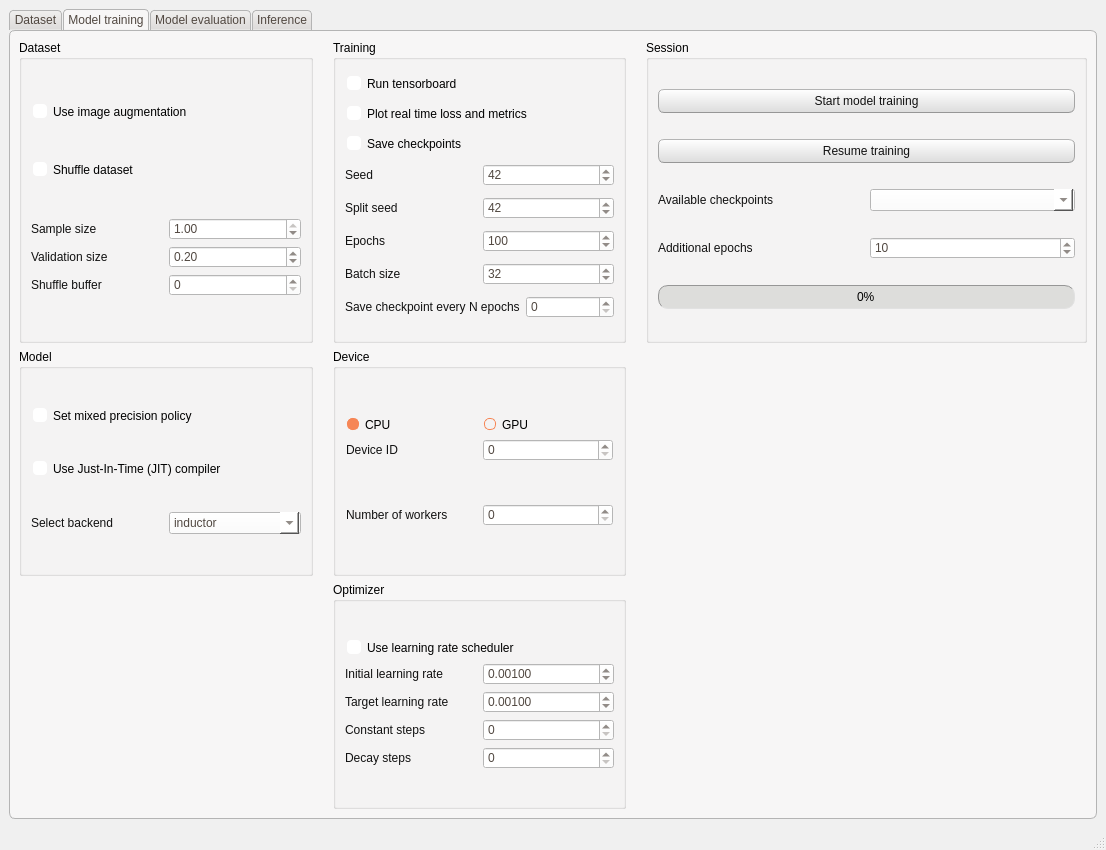
This is FEXT/commons/interface/layout/window_layout.ui in CTCycle/FEXT-Autoencoder as Qt 5 draws it before an edit. The edited form follows.
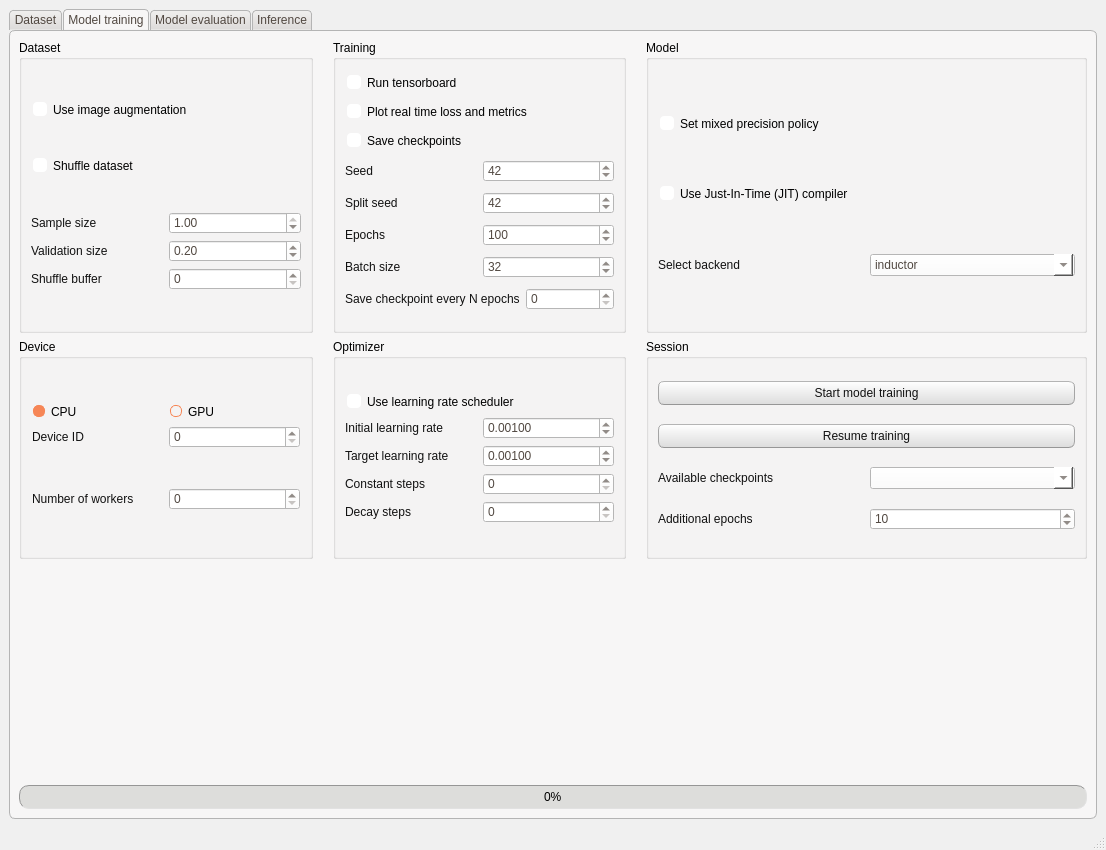
This is the edited form.

Commit message: added progress callbacks into functions

The edit to the form file:
```diff
--- a/FEXT/commons/interface/layout/window_layout.ui
+++ b/FEXT/commons/interface/layout/window_layout.ui
@@ -674,315 +674,6 @@
           <property name="horizontalSpacing">
            <number>20</number>
           </property>
-          <item row="1" column="0">
-           <widget class="QGroupBox" name="groupBox_5">
-            <property name="title">
-             <string>Model</string>
-            </property>
-            <layout class="QVBoxLayout" name="verticalLayout_16">
-             <item>
-              <widget class="QCheckBox" name="mixedPrecision">
-               <property name="text">
-                <string>Set mixed precision policy</string>
-               </property>
-              </widget>
-             </item>
-             <item>
-              <widget class="QCheckBox" name="compileJIT">
-               <property name="text">
-                <string>Use Just-In-Time (JIT) compiler</string>
-               </property>
-              </widget>
-             </item>
-             <item>
-              <layout class="QHBoxLayout" name="horizontalLayout_21">
-               <item>
-                <widget class="QLabel" name="label_15">
-                 <property name="text">
-                  <string>Select backend</string>
-                 </property>
-                </widget>
-               </item>
-               <item>
-                <widget class="QComboBox" name="backendJIT">
-                 <property name="currentText">
-                  <string>inductor</string>
-                 </property>
-                 <property name="currentIndex">
-                  <number>3</number>
-                 </property>
-                 <item>
-                  <property name="text">
-                   <string>eager</string>
-                  </property>
-                 </item>
-                 <item>
-                  <property name="text">
-                   <string>aot_eager</string>
-                  </property>
-                 </item>
-                 <item>
-                  <property name="text">
-                   <string>aot_cudagraphs</string>
-                  </property>
-                 </item>
-                 <item>
-                  <property name="text">
-                   <string>inductor</string>
-                  </property>
-                 </item>
-                 <item>
-                  <property name="text">
-                   <string>nvprims_nvfuser</string>
-                  </property>
-                 </item>
-                 <item>
-                  <property name="text">
-                   <string>xla</string>
-                  </property>
-                 </item>
-                </widget>
-               </item>
-              </layout>
-             </item>
-            </layout>
-           </widget>
-          </item>
-          <item row="2" column="1">
-           <widget class="QGroupBox" name="groupBox_6">
-            <property name="title">
-             <string>Optimizer</string>
-            </property>
-            <layout class="QVBoxLayout" name="verticalLayout_17">
-             <item>
-              <layout class="QVBoxLayout" name="verticalLayout_6">
-               <item>
-                <widget class="QCheckBox" name="useScheduler">
-                 <property name="text">
-                  <string>Use learning rate scheduler</string>
-                 </property>
-                </widget>
-               </item>
-               <item>
-                <layout class="QHBoxLayout" name="horizontalLayout_18">
-                 <item>
-                  <widget class="QLabel" name="label_11">
-                   <property name="text">
-                    <string>Initial learning rate</string>
-                   </property>
-                  </widget>
-                 </item>
-                 <item>
-                  <widget class="QDoubleSpinBox" name="initialLearningRate">
-                   <property name="decimals">
-                    <number>5</number>
-                   </property>
-                   <property name="singleStep">
-                    <double>0.000100000000000</double>
-                   </property>
-                   <property name="value">
-                    <double>0.001000000000000</double>
-                   </property>
-                  </widget>
-                 </item>
-                </layout>
-               </item>
-               <item>
-                <layout class="QHBoxLayout" name="horizontalLayout_17">
-                 <item>
-                  <widget class="QLabel" name="label_14">
-                   <property name="text">
-                    <string>Target learning rate</string>
-                   </property>
-                  </widget>
-                 </item>
-                 <item>
-                  <widget class="QDoubleSpinBox" name="targetLearningRate">
-                   <property name="decimals">
-                    <number>5</number>
-                   </property>
-                   <property name="singleStep">
-                    <double>0.000100000000000</double>
-                   </property>
-                   <property name="value">
-                    <double>0.001000000000000</double>
-                   </property>
-                  </widget>
-                 </item>
-                </layout>
-               </item>
-               <item>
-                <layout class="QHBoxLayout" name="horizontalLayout_15">
-                 <item>
-                  <widget class="QLabel" name="label_12">
-                   <property name="text">
-                    <string>Constant steps</string>
-                   </property>
-                  </widget>
-                 </item>
-                 <item>
-                  <widget class="QSpinBox" name="constantSteps"/>
-                 </item>
-                </layout>
-               </item>
-               <item>
-                <layout class="QHBoxLayout" name="horizontalLayout_14">
-                 <item>
-                  <widget class="QLabel" name="label_13">
-                   <property name="text">
-                    <string>Decay steps</string>
-                   </property>
-                  </widget>
-                 </item>
-                 <item>
-                  <widget class="QSpinBox" name="decaySteps"/>
-                 </item>
-                </layout>
-               </item>
-              </layout>
-             </item>
-            </layout>
-           </widget>
-          </item>
-          <item row="1" column="1">
-           <widget class="QGroupBox" name="groupBox_2">
-            <property name="title">
-             <string>Device</string>
-            </property>
-            <layout class="QVBoxLayout" name="verticalLayout_14">
-             <property name="leftMargin">
-              <number>10</number>
-             </property>
-             <property name="topMargin">
-              <number>10</number>
-             </property>
-             <property name="rightMargin">
-              <number>10</number>
-             </property>
-             <property name="bottomMargin">
-              <number>10</number>
-             </property>
-             <item>
-              <layout class="QVBoxLayout" name="verticalLayout_18">
-               <item>
-                <layout class="QHBoxLayout" name="horizontalLayout_8">
-                 <item>
-                  <widget class="QRadioButton" name="setCPU">
-                   <property name="text">
-                    <string>CPU</string>
-                   </property>
-                   <property name="checked">
-                    <bool>true</bool>
-                   </property>
-                  </widget>
-                 </item>
-                 <item>
-                  <widget class="QRadioButton" name="setGPU">
-                   <property name="text">
-                    <string>GPU</string>
-                   </property>
-                  </widget>
-                 </item>
-                </layout>
-               </item>
-               <item>
-                <layout class="QHBoxLayout" name="horizontalLayout_23">
-                 <item>
-                  <widget class="QLabel" name="label_5">
-                   <property name="text">
-                    <string>Device ID</string>
-                   </property>
-                  </widget>
-                 </item>
-                 <item>
-                  <widget class="QSpinBox" name="deviceID"/>
-                 </item>
-                </layout>
-               </item>
-              </layout>
-             </item>
-             <item>
-              <layout class="QHBoxLayout" name="horizontalLayout_13">
-               <item>
-                <widget class="QLabel" name="label_10">
-                 <property name="text">
-                  <string>Number of workers</string>
-                 </property>
-                </widget>
-               </item>
-               <item>
-                <widget class="QSpinBox" name="numWorkers"/>
-               </item>
-              </layout>
-             </item>
-            </layout>
-           </widget>
-          </item>
-          <item row="0" column="2">
-           <widget class="QGroupBox" name="groupBox_8">
-            <property name="title">
-             <string>Session</string>
-            </property>
-            <layout class="QVBoxLayout" name="verticalLayout_9">
-             <item>
-              <widget class="QPushButton" name="startTraining">
-               <property name="text">
-                <string>Start model training</string>
-               </property>
-              </widget>
-             </item>
-             <item>
-              <widget class="QPushButton" name="resumeTraining">
-               <property name="text">
-                <string>Resume training</string>
-               </property>
-              </widget>
-             </item>
-             <item>
-              <layout class="QHBoxLayout" name="horizontalLayout_20">
-               <item>
-                <widget class="QLabel" name="label_19">
-                 <property name="text">
-                  <string>Available checkpoints</string>
-                 </property>
-                </widget>
-               </item>
-               <item>
-                <widget class="QComboBox" name="checkpointsList"/>
-               </item>
-              </layout>
-             </item>
-             <item>
-              <layout class="QHBoxLayout" name="horizontalLayout_10">
-               <item>
-                <widget class="QLabel" name="label_7">
-                 <property name="text">
-                  <string>Additional epochs</string>
-                 </property>
-                </widget>
-               </item>
-               <item>
-                <widget class="QSpinBox" name="numAdditionalEpochs">
-                 <property name="maximum">
-                  <number>1000000</number>
-                 </property>
-                 <property name="value">
-                  <number>10</number>
-                 </property>
-                </widget>
-               </item>
-              </layout>
-             </item>
-             <item>
-              <widget class="QProgressBar" name="trainingProgressBar">
-               <property name="value">
-                <number>0</number>
-               </property>
-              </widget>
-             </item>
-            </layout>
-           </widget>
-          </item>
           <item row="0" column="1">
            <widget class="QGroupBox" name="groupBox_4">
             <property name="title">
@@ -1197,8 +888,317 @@
             </layout>
            </widget>
           </item>
+          <item row="1" column="2">
+           <widget class="QGroupBox" name="groupBox_8">
+            <property name="title">
+             <string>Session</string>
+            </property>
+            <layout class="QVBoxLayout" name="verticalLayout_9">
+             <item>
+              <widget class="QPushButton" name="startTraining">
+               <property name="text">
+                <string>Start model training</string>
+               </property>
+              </widget>
+             </item>
+             <item>
+              <widget class="QPushButton" name="resumeTraining">
+               <property name="text">
+                <string>Resume training</string>
+               </property>
+              </widget>
+             </item>
+             <item>
+              <layout class="QHBoxLayout" name="horizontalLayout_20">
+               <item>
+                <widget class="QLabel" name="label_19">
+                 <property name="text">
+                  <string>Available checkpoints</string>
+                 </property>
+                </widget>
+               </item>
+               <item>
+                <widget class="QComboBox" name="checkpointsList"/>
+               </item>
+              </layout>
+             </item>
+             <item>
+              <layout class="QHBoxLayout" name="horizontalLayout_10">
+               <item>
+                <widget class="QLabel" name="label_7">
+                 <property name="text">
+                  <string>Additional epochs</string>
+                 </property>
+                </widget>
+               </item>
+               <item>
+                <widget class="QSpinBox" name="numAdditionalEpochs">
+                 <property name="maximum">
+                  <number>1000000</number>
+                 </property>
+                 <property name="value">
+                  <number>10</number>
+                 </property>
+                </widget>
+               </item>
+              </layout>
+             </item>
+            </layout>
+           </widget>
+          </item>
+          <item row="0" column="2">
+           <widget class="QGroupBox" name="groupBox_5">
+            <property name="title">
+             <string>Model</string>
+            </property>
+            <layout class="QVBoxLayout" name="verticalLayout_16">
+             <item>
+              <widget class="QCheckBox" name="mixedPrecision">
+               <property name="text">
+                <string>Set mixed precision policy</string>
+               </property>
+              </widget>
+             </item>
+             <item>
+              <widget class="QCheckBox" name="compileJIT">
+               <property name="text">
+                <string>Use Just-In-Time (JIT) compiler</string>
+               </property>
+              </widget>
+             </item>
+             <item>
+              <layout class="QHBoxLayout" name="horizontalLayout_21">
+               <item>
+                <widget class="QLabel" name="label_15">
+                 <property name="text">
+                  <string>Select backend</string>
+                 </property>
+                </widget>
+               </item>
+               <item>
+                <widget class="QComboBox" name="backendJIT">
+                 <property name="currenttext">
+                  <string>inductor</string>
+                 </property>
+                 <property name="currentIndex">
+                  <number>3</number>
+                 </property>
+                 <item>
+                  <property name="text">
+                   <string>eager</string>
+                  </property>
+                 </item>
+                 <item>
+                  <property name="text">
+                   <string>aot_eager</string>
+                  </property>
+                 </item>
+                 <item>
+                  <property name="text">
+                   <string>aot_cudagraphs</string>
+                  </property>
+                 </item>
+                 <item>
+                  <property name="text">
+                   <string>inductor</string>
+                  </property>
+                 </item>
+                 <item>
+                  <property name="text">
+                   <string>nvprims_nvfuser</string>
+                  </property>
+                 </item>
+                 <item>
+                  <property name="text">
+                   <string>xla</string>
+                  </property>
+                 </item>
+                </widget>
+               </item>
+              </layout>
+             </item>
+            </layout>
+           </widget>
+          </item>
+          <item row="1" column="0">
+           <widget class="QGroupBox" name="groupBox_2">
+            <property name="title">
+             <string>Device</string>
+            </property>
+            <layout class="QVBoxLayout" name="verticalLayout_14">
+             <property name="leftMargin">
+              <number>10</number>
+             </property>
+             <property name="topMargin">
+              <number>10</number>
+             </property>
+             <property name="rightMargin">
+              <number>10</number>
+             </property>
+             <property name="bottomMargin">
+              <number>10</number>
+             </property>
+             <item>
+              <layout class="QVBoxLayout" name="verticalLayout_18">
+               <item>
+                <layout class="QHBoxLayout" name="horizontalLayout_8">
+                 <item>
+                  <widget class="QRadioButton" name="setCPU">
+                   <property name="text">
+                    <string>CPU</string>
+                   </property>
+                   <property name="checked">
+                    <bool>true</bool>
+                   </property>
+                  </widget>
+                 </item>
+                 <item>
+                  <widget class="QRadioButton" name="setGPU">
+                   <property name="text">
+                    <string>GPU</string>
+                   </property>
+                  </widget>
+                 </item>
+                </layout>
+               </item>
+               <item>
+                <layout class="QHBoxLayout" name="horizontalLayout_23">
+                 <item>
+                  <widget class="QLabel" name="label_5">
+                   <property name="text">
+                    <string>Device ID</string>
+                   </property>
+                  </widget>
+                 </item>
+                 <item>
+                  <widget class="QSpinBox" name="deviceID"/>
+                 </item>
+                </layout>
+               </item>
+              </layout>
+             </item>
+             <item>
+              <layout class="QHBoxLayout" name="horizontalLayout_13">
+               <item>
+                <widget class="QLabel" name="label_10">
+                 <property name="text">
+                  <string>Number of workers</string>
+                 </property>
+                </widget>
+               </item>
+               <item>
+                <widget class="QSpinBox" name="numWorkers"/>
+               </item>
+              </layout>
+             </item>
+            </layout>
+           </widget>
+          </item>
+          <item row="1" column="1">
+           <widget class="QGroupBox" name="groupBox_6">
+            <property name="title">
+             <string>Optimizer</string>
+            </property>
+            <layout class="QVBoxLayout" name="verticalLayout_17">
+             <item>
+              <layout class="QVBoxLayout" name="verticalLayout_6">
+               <item>
+                <widget class="QCheckBox" name="useScheduler">
+                 <property name="text">
+                  <string>Use learning rate scheduler</string>
+                 </property>
+                </widget>
+               </item>
+               <item>
+                <layout class="QHBoxLayout" name="horizontalLayout_18">
+                 <item>
+                  <widget class="QLabel" name="label_11">
+                   <property name="text">
+                    <string>Initial learning rate</string>
+                   </property>
+                  </widget>
+                 </item>
+                 <item>
+                  <widget class="QDoubleSpinBox" name="initialLearningRate">
+                   <property name="decimals">
+                    <number>5</number>
+                   </property>
+                   <property name="singleStep">
+                    <double>0.000100000000000</double>
+                   </property>
+                   <property name="value">
+                    <double>0.001000000000000</double>
+                   </property>
+                  </widget>
+                 </item>
+                </layout>
+               </item>
+               <item>
+                <layout class="QHBoxLayout" name="horizontalLayout_17">
+                 <item>
+                  <widget class="QLabel" name="label_14">
+                   <property name="text">
+                    <string>Target learning rate</string>
+                   </property>
+                  </widget>
+                 </item>
+                 <item>
+                  <widget class="QDoubleSpinBox" name="targetLearningRate">
+                   <property name="decimals">
+                    <number>5</number>
+                   </property>
+                   <property name="singleStep">
+                    <double>0.000100000000000</double>
+                   </property>
+                   <property name="value">
+                    <double>0.001000000000000</double>
+                   </property>
+                  </widget>
+                 </item>
+                </layout>
+               </item>
+               <item>
+                <layout class="QHBoxLayout" name="horizontalLayout_15">
+                 <item>
+                  <widget class="QLabel" name="label_12">
+                   <property name="text">
+                    <string>Constant steps</string>
+                   </property>
+                  </widget>
+                 </item>
+                 <item>
+                  <widget class="QSpinBox" name="constantSteps"/>
+                 </item>
+                </layout>
+               </item>
+               <item>
+                <layout class="QHBoxLayout" name="horizontalLayout_14">
+                 <item>
+                  <widget class="QLabel" name="label_13">
+                   <property name="text">
+                    <string>Decay steps</string>
+                   </property>
+                  </widget>
+                 </item>
+                 <item>
+                  <widget class="QSpinBox" name="decaySteps"/>
+                 </item>
+                </layout>
+               </item>
+              </layout>
+             </item>
+            </layout>
+           </widget>
+          </item>
          </layout>
         </item>
+        <item row="1" column="0">
+         <widget class="QProgressBar" name="trainingProgressBar">
+          <property name="value">
+           <number>0</number>
+          </property>
+         </widget>
+        </item>
        </layout>
       </widget>
       <widget class="QWidget" name="evalTab">
```
The commit also changes 6 other files.
